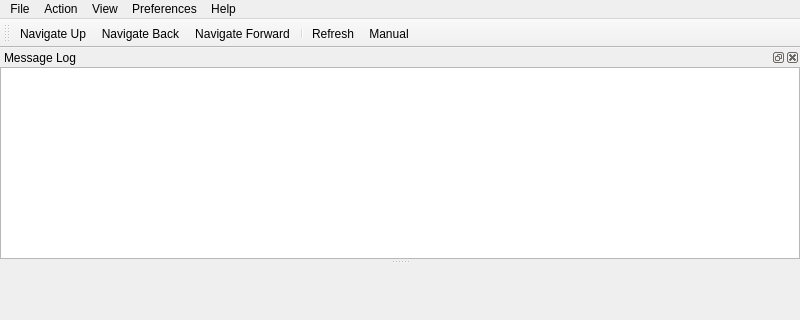
Qt form src/admc/main_window.ui (altlinux/admc) before a commit; both pictures show x 0 to 800 and y 0 to 320 of the 800 by 600 pixel window.
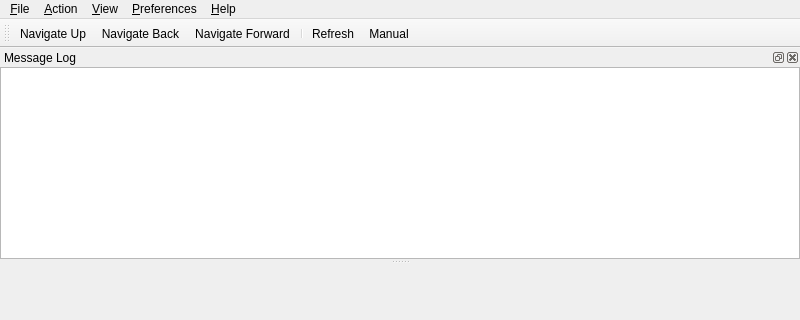
The same form after that commit. Icons and pictures are not drawn. Custom widgets are drawn as their Qt base class.

Commit message: add textual shortcuts to menubars

The edit to the form file:
```diff
--- a/src/admc/main_window.ui
+++ b/src/admc/main_window.ui
@@ -25,7 +25,7 @@
    </property>
    <widget class="QMenu" name="menu_file">
     <property name="title">
-     <string>File</string>
+     <string>&amp;File</string>
     </property>
     <addaction name="action_connection_options"/>
     <addaction name="action_edit_fsmo_roles"/>
@@ -35,12 +35,12 @@
    </widget>
    <widget class="QMenu" name="menu_action">
     <property name="title">
-     <string>Action</string>
+     <string>&amp;Action</string>
     </property>
    </widget>
    <widget class="QMenu" name="menu_view">
     <property name="title">
-     <string>View</string>
+     <string>&amp;View</string>
     </property>
     <addaction name="action_view_icons"/>
     <addaction name="action_view_list"/>
@@ -56,7 +56,7 @@
    </widget>
    <widget class="QMenu" name="menu_preferences">
     <property name="title">
-     <string>Preferences</string>
+     <string>&amp;Preferences</string>
     </property>
     <widget class="QMenu" name="menu_language">
      <property name="title">
@@ -73,7 +73,7 @@
    </widget>
    <widget class="QMenu" name="menu_help">
     <property name="title">
-     <string>Help</string>
+     <string>&amp;Help</string>
     </property>
     <addaction name="action_manual"/>
     <addaction name="action_changelog"/>
```
Left out of the diff: 40 changed lines with no effect on the pictures. The commit also changes 1 other file.
